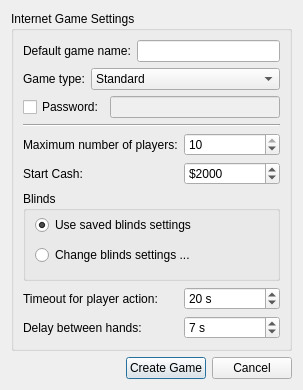
Qt form src/gui/qt/gui_800x480/createinternetgamedialog_800x480.ui (pokerth/pokerth) before a commit.
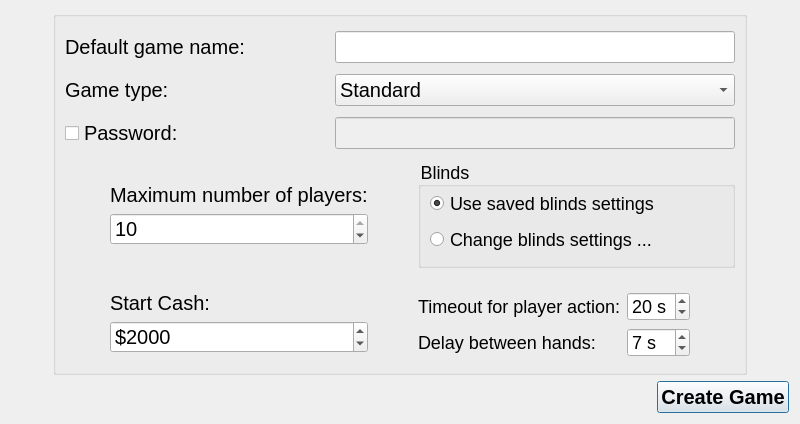
The same form after that commit. Icons and pictures are not drawn.

What changed in the file:
```diff
--- a/src/gui/qt/gui_800x480/createinternetgamedialog_800x480.ui
+++ b/src/gui/qt/gui_800x480/createinternetgamedialog_800x480.ui
@@ -6,31 +6,110 @@
    <rect>
     <x>0</x>
     <y>0</y>
-    <width>303</width>
-    <height>390</height>
+    <width>800</width>
+    <height>424</height>
    </rect>
   </property>
+  <property name="minimumSize">
+   <size>
+    <width>800</width>
+    <height>424</height>
+   </size>
+  </property>
+  <property name="maximumSize">
+   <size>
+    <width>800</width>
+    <height>424</height>
+   </size>
+  </property>
   <property name="windowTitle">
    <string>Create Internet Game</string>
   </property>
   <layout class="QGridLayout" name="gridLayout_2">
-   <item row="0" column="0">
+   <item row="1" column="0" colspan="3">
+    <layout class="QHBoxLayout">
+     <property name="spacing">
+      <number>6</number>
+     </property>
+     <property name="margin">
+      <number>0</number>
+     </property>
+     <item>
+      <spacer>
+       <property name="orientation">
+        <enum>Qt::Horizontal</enum>
+       </property>
+       <property name="sizeHint" stdset="0">
+        <size>
+         <width>181</width>
+         <height>20</height>
+        </size>
+       </property>
+      </spacer>
+     </item>
+     <item>
+      <widget class="QPushButton" name="pushButton_createGame">
+       <property name="styleSheet">
+        <string notr="true">QObject {font: bold 20px}</string>
+       </property>
+       <property name="text">
+        <string>Create Game</string>
+       </property>
+      </widget>
+     </item>
+    </layout>
+   </item>
+   <item row="0" column="1">
     <widget class="QGroupBox" name="groupBox">
+     <property name="styleSheet">
+      <string notr="true"/>
+     </property>
      <property name="title">
-      <string>Internet Game Settings</string>
+      <string/>
      </property>
      <layout class="QGridLayout" name="gridLayout">
-      <item row="0" column="0" colspan="2">
+      <item row="1" column="0" colspan="5">
        <layout class="QHBoxLayout" name="horizontalLayout_8">
         <item>
          <widget class="QLabel" name="label_23">
+          <property name="styleSheet">
+           <string notr="true">QObject {font-size:20px}</string>
+          </property>
           <property name="text">
            <string>Default game name:</string>
           </property>
          </widget>
         </item>
+        <item>
+         <spacer name="horizontalSpacer_6">
+          <property name="orientation">
+           <enum>Qt::Horizontal</enum>
+          </property>
+          <property name="sizeHint" stdset="0">
+           <size>
+            <width>40</width>
+            <height>20</height>
+           </size>
+          </property>
+         </spacer>
+        </item>
         <item>
          <widget class="QLineEdit" name="lineEdit_gameName">
+          <property name="minimumSize">
+           <size>
+            <width>400</width>
+            <height>0</height>
+           </size>
+          </property>
+          <property name="maximumSize">
+           <size>
+            <width>16777215</width>
+            <height>16777215</height>
+           </size>
+          </property>
+          <property name="styleSheet">
+           <string notr="true">QObject {font-size:20px}</string>
+          </property>
           <property name="maxLength">
            <number>48</number>
           </property>
@@ -38,15 +117,31 @@
         </item>
        </layout>
       </item>
-      <item row="1" column="0" colspan="2">
+      <item row="3" column="0" colspan="5">
        <layout class="QHBoxLayout" name="horizontalLayout">
         <item>
          <widget class="QLabel" name="label_3">
+          <property name="styleSheet">
+           <string notr="true">QObject {font-size:20px}</string>
+          </property>
           <property name="text">
            <string>Game type:</string>
           </property>
          </widget>
         </item>
+        <item>
+         <spacer name="horizontalSpacer_7">
+          <property name="orientation">
+           <enum>Qt::Horizontal</enum>
+          </property>
+          <property name="sizeHint" stdset="0">
+           <size>
+            <width>40</width>
+            <height>20</height>
+           </size>
+          </property>
+         </spacer>
+        </item>
         <item>
          <widget class="QComboBox" name="comboBox_gameType">
           <property name="sizePolicy">
@@ -55,6 +150,15 @@
             <verstretch>0</verstretch>
            </sizepolicy>
           </property>
+          <property name="minimumSize">
+           <size>
+            <width>400</width>
+            <height>0</height>
+           </size>
+          </property>
+          <property name="styleSheet">
+           <string notr="true">QObject {font-size:20px}</string>
+          </property>
           <item>
            <property name="text">
             <string>Standard</string>
@@ -95,7 +199,7 @@
         </item>
        </layout>
       </item>
-      <item row="2" column="0" colspan="2">
+      <item row="5" column="0" colspan="5">
        <layout class="QHBoxLayout">
         <property name="spacing">
          <number>6</number>
@@ -105,6 +209,9 @@
         </property>
         <item>
          <widget class="QCheckBox" name="checkBox_Password">
+          <property name="styleSheet">
+           <string notr="true">QObject {font-size:20px}</string>
+          </property>
           <property name="text">
            <string>Password:</string>
           </property>
@@ -114,11 +221,33 @@
           </property>
          </widget>
         </item>
+        <item>
+         <spacer name="horizontalSpacer_8">
+          <property name="orientation">
+           <enum>Qt::Horizontal</enum>
+          </property>
+          <property name="sizeHint" stdset="0">
+           <size>
+            <width>40</width>
+            <height>20</height>
+           </size>
+          </property>
+         </spacer>
+        </item>
         <item>
          <widget class="QLineEdit" name="lineEdit_Password">
           <property name="enabled">
            <bool>false</bool>
           </property>
+          <property name="minimumSize">
+           <size>
+            <width>400</width>
+            <height>0</height>
+           </size>
+          </property>
+          <property name="styleSheet">
+           <string notr="true">QObject {font-size:20px}</string>
+          </property>
           <property name="echoMode">
            <enum>QLineEdit::Password</enum>
           </property>
@@ -126,15 +255,97 @@
         </item>
        </layout>
       </item>
-      <item row="3" column="0" colspan="2">
-       <widget class="Line" name="line">
-        <property name="orientation">
-         <enum>Qt::Horizontal</enum>
+      <item row="8" column="3" colspan="2">
+       <widget class="QGroupBox" name="groupBox_blinds">
+        <property name="styleSheet">
+         <string notr="true">QObject {font-size:18px}</string>
         </property>
-       </widget>
-      </item>
-      <item row="4" column="0">
+        <property name="title">
+         <string>Blinds</string>
+        </property>
+        <layout class="QGridLayout">
+         <property name="topMargin">
+          <number>0</number>
+         </property>
+         <item row="0" column="1">
+          <widget class="QRadioButton" name="radioButton_useSavedBlindsSettings">
+           <property name="text">
+            <string>Use saved blinds settings</string>
+           </property>
+           <property name="checked">
+            <bool>true</bool>
+           </property>
+          </widget>
+         </item>
+         <item row="1" column="1">
+          <widget class="QRadioButton" name="radioButton_changeBlindsSettings">
+           <property name="text">
+            <string>Change blinds settings ...</string>
+           </property>
+          </widget>
+         </item>
+        </layout>
+       </widget>
+      </item>
+      <item row="2" column="0" colspan="2">
+       <spacer name="verticalSpacer_2">
+        <property name="orientation">
+         <enum>Qt::Vertical</enum>
+        </property>
+        <property name="sizeHint" stdset="0">
+         <size>
+          <width>20</width>
+          <height>40</height>
+         </size>
+        </property>
+       </spacer>
+      </item>
+      <item row="0" column="0">
+       <spacer name="verticalSpacer_3">
+        <property name="orientation">
+         <enum>Qt::Vertical</enum>
+        </property>
+        <property name="sizeHint" stdset="0">
+         <size>
+          <width>20</width>
+          <height>40</height>
+         </size>
+        </property>
+       </spacer>
+      </item>
+      <item row="4" column="0" colspan="2">
+       <spacer name="verticalSpacer_4">
+        <property name="orientation">
+         <enum>Qt::Vertical</enum>
+        </property>
+        <property name="sizeHint" stdset="0">
+         <size>
+          <width>20</width>
+          <height>40</height>
+         </size>
+        </property>
+       </spacer>
+      </item>
+      <item row="8" column="1">
+       <layout class="QVBoxLayout" name="verticalLayout">
+        <item>
+         <spacer name="verticalSpacer">
+          <property name="orientation">
+           <enum>Qt::Vertical</enum>
+          </property>
+          <property name="sizeHint" stdset="0">
+           <size>
+            <width>20</width>
+            <height>40</height>
+           </size>
+          </property>
+         </spacer>
+        </item>
+        <item>
        <widget class="QLabel" name="label">
+          <property name="styleSheet">
+           <string notr="true">QObject {font-size:20px}</string>
+          </property>
         <property name="text">
          <string>Maximum number of players:</string>
         </property>
@@ -143,8 +354,17 @@
         </property>
        </widget>
       </item>
-      <item row="4" column="1">
+        <item>
        <widget class="QSpinBox" name="spinBox_quantityPlayers">
+          <property name="minimumSize">
+           <size>
+            <width>150</width>
+            <height>0</height>
+           </size>
+          </property>
+          <property name="styleSheet">
+           <string notr="true">QObject {font-size:20px}</string>
+          </property>
         <property name="minimum">
          <number>2</number>
         </property>
@@ -156,8 +376,28 @@
         </property>
        </widget>
       </item>
-      <item row="5" column="0">
+        <item>
+         <spacer name="verticalSpacer_5">
+          <property name="orientation">
+           <enum>Qt::Vertical</enum>
+          </property>
+          <property name="sizeHint" stdset="0">
+           <size>
+            <width>20</width>
+            <height>40</height>
+           </size>
+          </property>
+         </spacer>
+        </item>
+       </layout>
+      </item>
+      <item row="12" column="1">
+       <layout class="QVBoxLayout" name="verticalLayout_2">
+        <item>
        <widget class="QLabel" name="label_2">
+          <property name="styleSheet">
+           <string notr="true">QObject {font-size:20px}</string>
+          </property>
         <property name="text">
          <string>Start Cash:</string>
         </property>
@@ -166,8 +406,17 @@
         </property>
        </widget>
       </item>
-      <item row="5" column="1">
+        <item>
        <widget class="QSpinBox" name="spinBox_startCash">
+          <property name="minimumSize">
+           <size>
+            <width>150</width>
+            <height>0</height>
+           </size>
+          </property>
+          <property name="styleSheet">
+           <string notr="true">QObject {font-size:20px}</string>
+          </property>
         <property name="suffix">
          <string/>
         </property>
@@ -188,36 +437,24 @@
         </property>
        </widget>
       </item>
-      <item row="6" column="0" colspan="2">
-       <widget class="QGroupBox" name="groupBox_blinds">
-        <property name="title">
-         <string>Blinds</string>
-        </property>
-        <layout class="QGridLayout">
-         <property name="topMargin">
-          <number>0</number>
-         </property>
-         <item row="0" column="0">
-          <widget class="QRadioButton" name="radioButton_useSavedBlindsSettings">
-           <property name="text">
-            <string>Use saved blinds settings</string>
-           </property>
-           <property name="checked">
-            <bool>true</bool>
-           </property>
-          </widget>
-         </item>
-         <item row="1" column="0">
-          <widget class="QRadioButton" name="radioButton_changeBlindsSettings">
-           <property name="text">
-            <string>Change blinds settings ...</string>
-           </property>
-          </widget>
-         </item>
-        </layout>
-       </widget>
+        <item>
+         <spacer name="verticalSpacer_7">
+          <property name="orientation">
+           <enum>Qt::Vertical</enum>
+          </property>
+          <property name="sizeHint" stdset="0">
+           <size>
+            <width>20</width>
+            <height>40</height>
+           </size>
+          </property>
+         </spacer>
+        </item>
+       </layout>
       </item>
-      <item row="7" column="0">
+      <item row="12" column="3">
+       <layout class="QGridLayout" name="gridLayout_3">
+        <item row="0" column="0">
        <widget class="QLabel" name="label_6">
         <property name="sizePolicy">
          <sizepolicy hsizetype="Minimum" vsizetype="Preferred">
@@ -225,6 +462,9 @@
           <verstretch>0</verstretch>
          </sizepolicy>
         </property>
+          <property name="styleSheet">
+           <string notr="true">QObject {font-size:18px}</string>
+          </property>
         <property name="text">
          <string>Timeout for player action:</string>
         </property>
@@ -233,8 +473,11 @@
         </property>
        </widget>
       </item>
-      <item row="7" column="1">
+        <item row="0" column="1">
        <widget class="QSpinBox" name="spinBox_netTimeOutPlayerAction">
+          <property name="styleSheet">
+           <string notr="true">QObject {font-size:18px}</string>
+          </property>
         <property name="suffix">
          <string> s</string>
         </property>
@@ -249,8 +492,11 @@
         </property>
        </widget>
       </item>
-      <item row="8" column="0">
+        <item row="1" column="0">
        <widget class="QLabel" name="label_5">
+          <property name="styleSheet">
+           <string notr="true">QObject {font-size:18px}</string>
+          </property>
         <property name="text">
          <string>Delay between hands:</string>
         </property>
@@ -259,7 +505,7 @@
         </property>
        </widget>
       </item>
-      <item row="8" column="1">
+        <item row="1" column="1">
        <widget class="QSpinBox" name="spinBox_netDelayBetweenHands">
         <property name="sizePolicy">
          <sizepolicy hsizetype="Expanding" vsizetype="Fixed">
@@ -267,6 +513,9 @@
           <verstretch>0</verstretch>
          </sizepolicy>
         </property>
+          <property name="styleSheet">
+           <string notr="true">QObject {font-size:18px}</string>
+          </property>
         <property name="suffix">
          <string> s</string>
         </property>
@@ -282,44 +531,126 @@
        </widget>
       </item>
      </layout>
-    </widget>
-   </item>
-   <item row="1" column="0">
-    <layout class="QHBoxLayout">
-     <property name="spacing">
-      <number>6</number>
-     </property>
-     <property name="margin">
-      <number>0</number>
-     </property>
-     <item>
-      <spacer>
+      </item>
+      <item row="13" column="1">
+       <spacer name="verticalSpacer_8">
+        <property name="orientation">
+         <enum>Qt::Vertical</enum>
+        </property>
+        <property name="sizeHint" stdset="0">
+         <size>
+          <width>20</width>
+          <height>40</height>
+         </size>
+        </property>
+       </spacer>
+      </item>
+      <item row="9" column="3">
+       <spacer name="verticalSpacer_9">
        <property name="orientation">
+         <enum>Qt::Vertical</enum>
+        </property>
+        <property name="sizeHint" stdset="0">
+         <size>
+          <width>20</width>
+          <height>40</height>
+         </size>
+        </property>
+       </spacer>
+      </item>
+      <item row="6" column="0">
+       <spacer name="verticalSpacer_10">
+        <property name="orientation">
+         <enum>Qt::Vertical</enum>
+        </property>
+        <property name="sizeHint" stdset="0">
+         <size>
+          <width>20</width>
+          <height>40</height>
+         </size>
+        </property>
+       </spacer>
+      </item>
+      <item row="11" column="2" rowspan="2">
+       <spacer name="horizontalSpacer_2">
+        <property name="orientation">
         <enum>Qt::Horizontal</enum>
        </property>
        <property name="sizeHint" stdset="0">
         <size>
-         <width>181</width>
+          <width>40</width>
          <height>20</height>
         </size>
        </property>
       </spacer>
      </item>
-     <item>
-      <widget class="QPushButton" name="pushButton_createGame">
-       <property name="text">
-        <string>Create Game</string>
-       </property>
-      </widget>
-     </item>
-     <item>
-      <widget class="QPushButton" name="pushButton_cancel">
-       <property name="text">
-        <string>Cancel</string>
-       </property>
-      </widget>
-     </item>
-    </layout>
+      <item row="8" column="0" rowspan="2">
+       <spacer name="horizontalSpacer_3">
+        <property name="orientation">
+         <enum>Qt::Horizontal</enum>
+        </property>
+        <property name="sizeHint" stdset="0">
+         <size>
+          <width>40</width>
+          <height>20</height>
+         </size>
+        </property>
+       </spacer>
+      </item>
+      <item row="12" column="0">
+       <spacer name="horizontalSpacer_4">
+        <property name="orientation">
+         <enum>Qt::Horizontal</enum>
+        </property>
+        <property name="sizeHint" stdset="0">
+         <size>
+          <width>40</width>
+          <height>20</height>
+         </size>
+        </property>
+       </spacer>
+      </item>
+      <item row="12" column="4">
+       <spacer name="horizontalSpacer_5">
+        <property name="orientation">
+         <enum>Qt::Horizontal</enum>
+        </property>
+        <property name="sizeHint" stdset="0">
+         <size>
+          <width>40</width>
+          <height>20</height>
+         </size>
+        </property>
+       </spacer>
+      </item>
+     </layout>
+    </widget>
+   </item>
+   <item row="0" column="2">
+    <spacer name="horizontalSpacer_15">
+     <property name="orientation">
+      <enum>Qt::Horizontal</enum>
+     </property>
+     <property name="sizeHint" stdset="0">
+      <size>
+       <width>40</width>
+       <height>20</height>
+      </size>
+     </property>
+    </spacer>
+   </item>
+   <item row="0" column="0">
+    <spacer name="horizontalSpacer">
+     <property name="orientation">
+      <enum>Qt::Horizontal</enum>
+     </property>
+     <property name="sizeHint" stdset="0">
+      <size>
+       <width>40</width>
+       <height>20</height>
+      </size>
+     </property>
+    </spacer>
    </item>
   </layout>
  </widget>
```
Left out of the diff: 33 changed lines with no effect on the pictures. Lines whose indentation alone changed are shown as unchanged.
